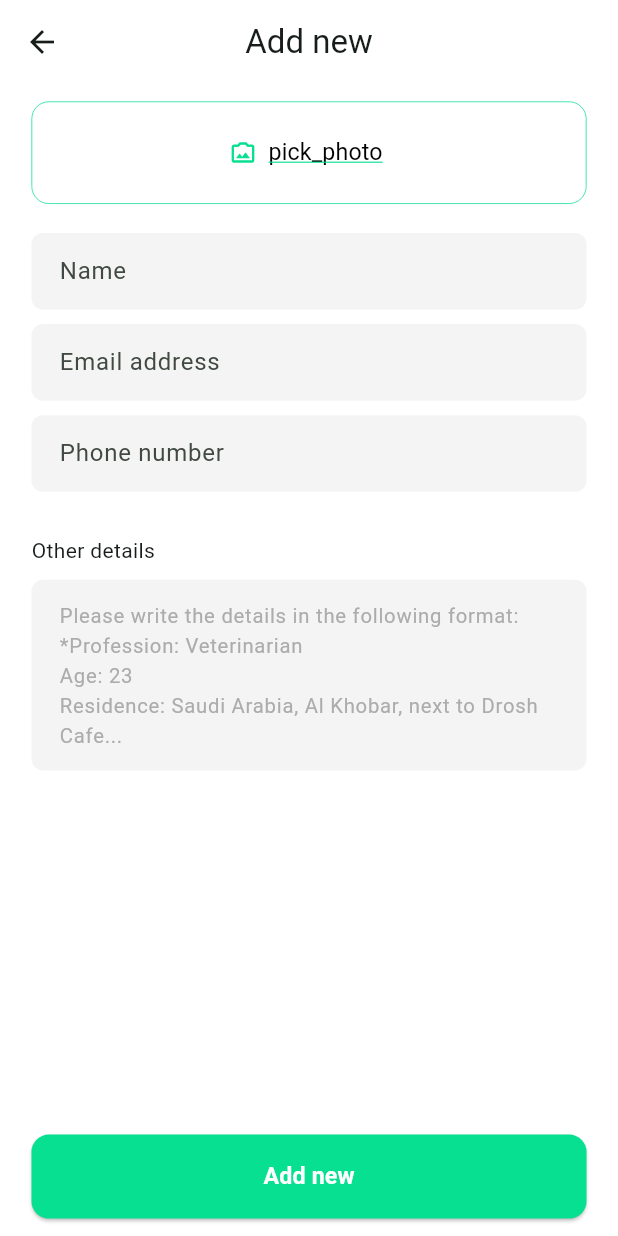
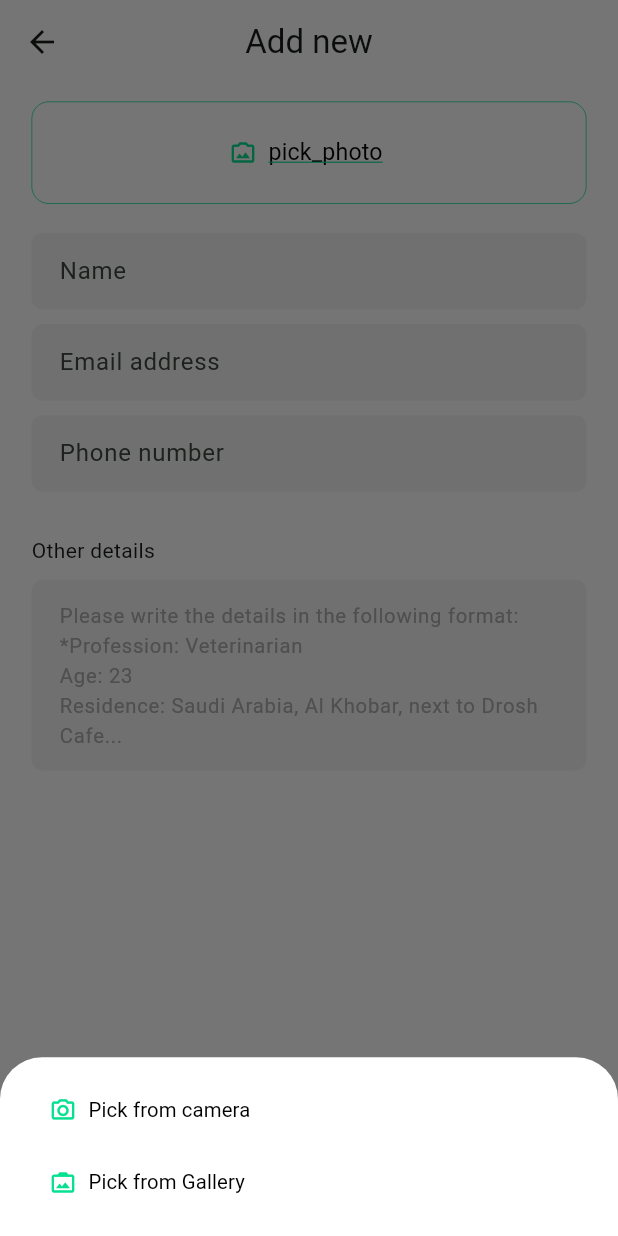
Before and after one commit to 0Ahmad0/social_sight_scope_app, a Flutter app: the AddNewPersonScreen screen opened by its route, after a tap on "pick_photo", on a phone screen of 412 x 824 dp. Run offline on Flutter 3.47's test engine with Material 3 defaults, Android fonts, the light colour scheme and no system bars; our stand-ins replace animate_do, dash_chat_2, easy_localization, firebase_core, flutter_gemini, flutter_screenutil and 4 more; missing offline and left inert: country_flags, google_ml_kit, translator; accounts and stored records are empty.

Commit message:
-finish app

```diff
--- a/assets/translations/ar.json
+++ b/assets/translations/ar.json
@@ -7,6 +7,7 @@
   "app_language_text": "لغة التطبيق :",
   "edit_text": "تعديل",
   "save_text": "حفظ",
+
   "login":{
     "welcome_back_text": "أهلا\nبعودتك",
     "login_text": "تسجيل الدخول",
@@ -43,7 +44,7 @@
   "navbar": {
     "home_text": "الرئيسية",
     "search_text": "البحث",
-    "profile_text": "البروفايل",
+    "profile_text": "الصفحة الشخصية",
     "chat_text": "المحادثات"
   },
   "chat": {
--- a/lib/app/screens/add_new_person_screen.dart
+++ b/lib/app/screens/add_new_person_screen.dart
@@ -6,6 +6,7 @@ import 'package:flutter/material.dart';
 import 'package:flutter/widgets.dart';
 import 'package:flutter_screenutil/flutter_screenutil.dart';
 import 'package:image_picker/image_picker.dart';
+import 'package:social_sight_scope/core/dialogs/general_bottom_sheet.dart';
 import 'package:social_sight_scope/core/helpers/extensions.dart';
 import 'package:social_sight_scope/core/helpers/sizer.dart';
 import 'package:social_sight_scope/core/helpers/spacing.dart';
@@ -27,11 +28,12 @@ class _AddNewPersonScreenState extends State<AddNewPersonScreen> {
   final ImagePicker _imagePicker = ImagePicker();
   XFile? _image;
 
-  _pickPhoto() async {
-    final result = await _imagePicker.pickImage(source: ImageSource.gallery);
+  _pickPhoto(ImageSource source) async {
+    final result = await _imagePicker.pickImage(source: source);
     if (result != null) {
       _image = XFile(result.path);
       setState(() {});
+      context.pop();
     }
   }
 
@@ -95,9 +97,59 @@ class _AddNewPersonScreenState extends State<AddNewPersonScreen> {
                             ),
                             child: TextButton.icon(
                               onPressed: () {
-                                personSetState(() {
-                                  _pickPhoto();
-                                });
+                                showCustomBottomSheet(context,
+                                    isDismissible: true,
+                                    child: AppPaddingWidget(
+                                      child: Column(
+                                        crossAxisAlignment:
+                                            CrossAxisAlignment.stretch,
+                                        mainAxisSize: MainAxisSize.min,
+                                        children: [
+                                          Align(
+                                            alignment: AlignmentDirectional
+                                                .centerStart,
+                                            child: TextButton.icon(
+                                              onPressed: () {
+                                                personSetState(() {
+                                                  _pickPhoto(
+                                                      ImageSource.camera);
+                                                });
+                                              },
+                                              label: Text(
+                                                tr(LocaleKeys
+                                                    .home_pick_from_camera_text),
+                                                style: StyleManager
+                                                    .font14Regular(),
+                                              ),
+                                              icon: Icon(
+                                                Icons.camera_alt_outlined,
+                                                  color: ColorManager.primaryColor
+                                              ),
+                                            ),
+                                          ),
+                                          Align(
+                                            alignment: AlignmentDirectional
+                                                .centerStart,
+                                            child: TextButton.icon(
+                                              onPressed: () {
+                                                _pickPhoto(ImageSource.camera);
+                                              },
+                                              label: Text(
+                                                tr(LocaleKeys
+                                                    .home_pick_from_gallery_text),
+                                                style: StyleManager
+                                                    .font14Regular(),
+                                              ),
+                                              icon: Icon(
+                                                Icons.photo_camera_back,
+                                                color:
+                                                    ColorManager.primaryColor,
+                                              ),
+                                            ),
+                                          ),
+                                        ],
+                                      ),
+                                    ));
                               },
                               icon: Icon(
                                 Icons.photo_camera_back_outlined,
@@ -144,9 +196,7 @@ class _AddNewPersonScreenState extends State<AddNewPersonScreen> {
             )),
             verticalSpace(10.h),
             AppButton(
-              onPressed: () {
-
-              },
+              onPressed: () {},
               text: tr(LocaleKeys.add_person_add_person_text),
             )
           ],
--- a/lib/app/screens/navbar_screen.dart
+++ b/lib/app/screens/navbar_screen.dart
@@ -1,3 +1,4 @@
+import 'package:easy_localization/easy_localization.dart';
 import 'package:flutter/material.dart';
 import 'package:social_sight_scope/core/utils/color_manager.dart';
 import 'package:social_sight_scope/core/utils/const_value_manager.dart';
@@ -13,6 +14,7 @@ class _NavbarScreenState extends State<NavbarScreen> {
   int _currentIndex = 0;
   @override
   Widget build(BuildContext context) {
+    ConstValueManager.navbarList;
     return Scaffold(
       body:ConstValueManager.navbarList[_currentIndex].screen,
       bottomNavigationBar: BottomNavigationBar(
--- a/lib/app/screens/setting_screen.dart
+++ b/lib/app/screens/setting_screen.dart
@@ -5,6 +5,8 @@ import 'package:flutter_screenutil/flutter_screenutil.dart';
 import 'package:flutter_svg/svg.dart';
 import 'package:social_sight_scope/core/dialogs/general_bottom_sheet.dart';
 import 'package:social_sight_scope/core/dialogs/type/delete_account_dialog.dart';
+import 'package:social_sight_scope/core/helpers/extensions.dart';
+import 'package:social_sight_scope/core/routing/routes.dart';
 import 'package:social_sight_scope/core/utils/const_value_manager.dart';
 import 'package:social_sight_scope/core/widgets/app_padding.dart';
 import 'package:social_sight_scope/core/widgets/container_with_shadow_widget.dart';
@@ -45,6 +47,10 @@ class SettingScreen extends StatelessWidget {
                         .map((e) => ListTile(
                               onTap: () {
                                 context.setLocale(Locale(e.languageCode));
+                                context.pushAndRemoveUntil(Routes.navbarRoute,
+                                    predicate: (Route<dynamic> route) {
+                                  return false;
+                                });
                               },
                               dense: true,
                               leading: SvgPicture.asset(e.icon),
@@ -60,7 +66,8 @@ class SettingScreen extends StatelessWidget {
                 verticalPadding: 8,
                 child: ListTile(
                   onTap: () {
-                    showCustomBottomSheet(context, child: DeleteAccountDialog());
+                    showCustomBottomSheet(context,
+                        child: DeleteAccountDialog());
                   },
                   dense: true,
                   trailing: Icon(
--- a/lib/app/widgets/app_drawer_widget.dart
+++ b/lib/app/widgets/app_drawer_widget.dart
@@ -1,4 +1,5 @@
 import 'package:easy_localization/easy_localization.dart';
+import 'package:flutter/cupertino.dart';
 import 'package:flutter/material.dart';
 import 'package:flutter_screenutil/flutter_screenutil.dart';
 import 'package:social_sight_scope/core/dialogs/general_bottom_sheet.dart';
@@ -68,6 +69,14 @@ class AppDrawerWidget extends StatelessWidget {
               )
             ],
           ),
+
+          Expanded(
+            child: SingleChildScrollView(
+              child: Column(
+                children: [
+
+
+
                   DrawerItemWidget(
                     text: tr(LocaleKeys.home_logout_text),
                     icon: Icons.logout,
@@ -76,6 +85,7 @@ class AppDrawerWidget extends StatelessWidget {
                     },
                     isColored: true,
                   ),
+
                   DrawerItemWidget(
                     text: tr(LocaleKeys.home_recognize_face_text),
                     icon: Icons.face,
@@ -108,6 +118,10 @@ class AppDrawerWidget extends StatelessWidget {
                   ),
                 ],
               ),
+            ),
+          ),
+        ],
+      ),
     );
   }
 }
--- a/lib/app/widgets/home_user_widget.dart
+++ b/lib/app/widgets/home_user_widget.dart
@@ -112,6 +112,10 @@ class HomeUserWidget extends StatelessWidget {
                   mainAxisAlignment: MainAxisAlignment.center,
                   children: [
                     FadeInUp(
+                      child: InkWell(
+                        onTap: (){
+                          context.pushNamed(Routes.showPersonDetailsRoute);
+                        },
                         child: Container(
                           padding: EdgeInsets.symmetric(
                               horizontal: 12.w, vertical: 10.h),
@@ -123,6 +127,7 @@ class HomeUserWidget extends StatelessWidget {
                             tr(LocaleKeys.home_show_information_text),
                             style: StyleManager.font12Regular(
                                 color: ColorManager.blackColor),
+                          ),
                         ),
                       ),
                     ),
--- a/lib/core/routing/app_router.dart
+++ b/lib/core/routing/app_router.dart
@@ -9,6 +9,7 @@ import 'package:social_sight_scope/app/screens/login_screen.dart';
 import 'package:social_sight_scope/app/screens/navbar_screen.dart';
 import 'package:social_sight_scope/app/screens/send_messages_screen.dart';
 import 'package:social_sight_scope/app/screens/setting_screen.dart';
+import 'package:social_sight_scope/app/screens/show_person_details_screen.dart';
 import 'package:social_sight_scope/app/screens/signup_screen.dart';
 import 'package:social_sight_scope/app/screens/translation_screen.dart';
 
@@ -75,6 +76,10 @@ class AppRouter {
         return MaterialPageRoute(
           builder: (_) => GeminiChatScreen(),
         );
+ case Routes.showPersonDetailsRoute:
+        return MaterialPageRoute(
+          builder: (_) => ShowPersonDetailsScreen(),
+        );
 
       default:
         return MaterialPageRoute(
--- a/lib/core/routing/routes.dart
+++ b/lib/core/routing/routes.dart
@@ -13,4 +13,5 @@ class Routes {
   static const String geminiChatRoute = '/geminiChatScreen';
   static const String sendMessageRoute = '/sendMessageScreen';
   static const String chatRoute = '/chatScreen';
+  static const String showPersonDetailsRoute = '/showPersonDetailsScreen';
 }
```
Also changed, not shown: lib/translations/codegen_loader.g.dart. Lines whose indentation alone changed are shown as unchanged.
